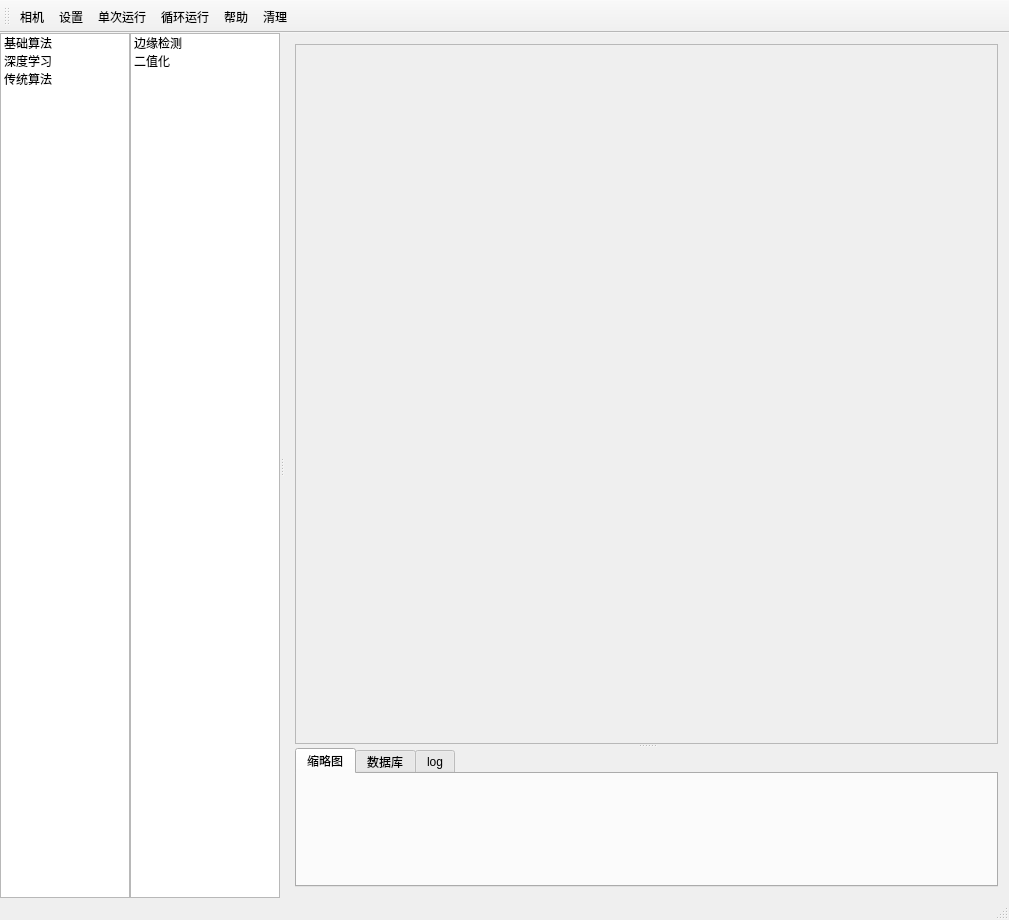
Above: mainwindow.ui from JLer-chen/MVtoolbox before the change. Below: the same form after it.
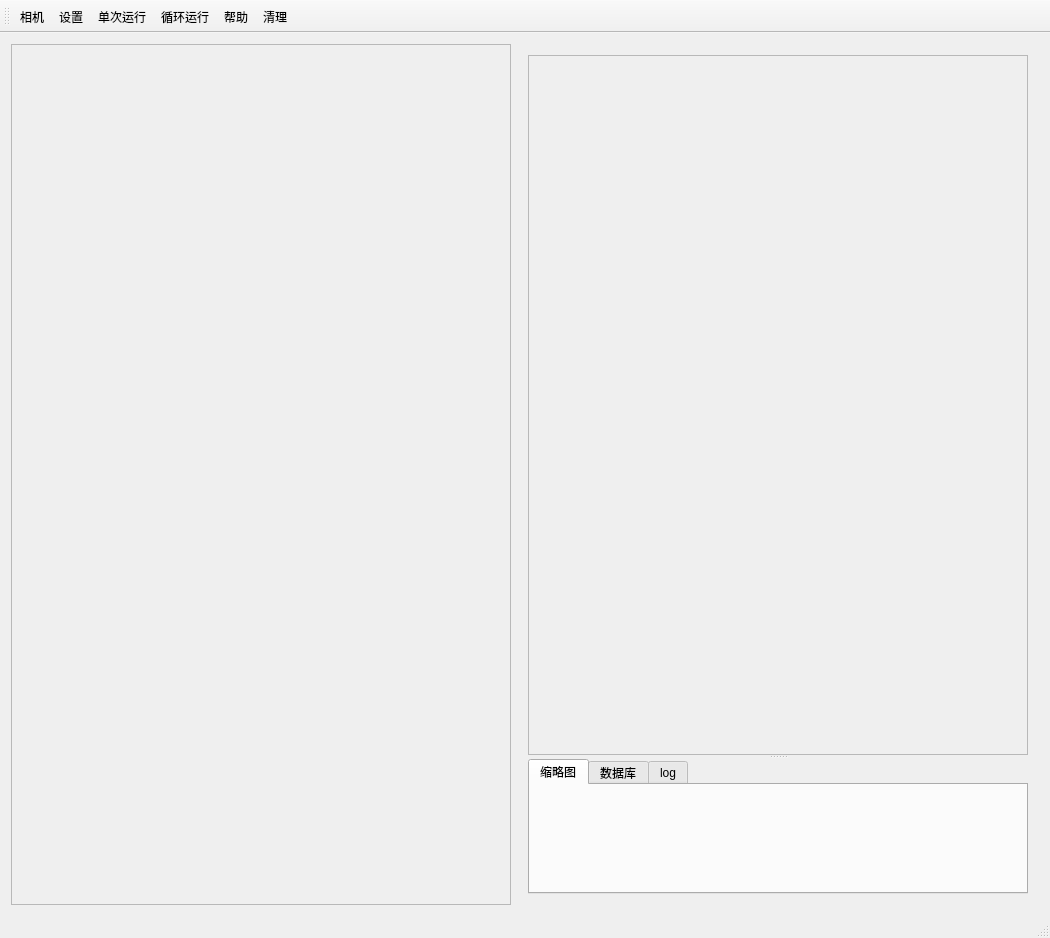
That is the form after the change. Icons and pictures are not drawn.

```diff
--- a/mainwindow.ui
+++ b/mainwindow.ui
@@ -6,169 +6,53 @@
    <rect>
     <x>0</x>
     <y>0</y>
-    <width>1009</width>
-    <height>920</height>
+    <width>1042</width>
+    <height>938</height>
    </rect>
   </property>
   <property name="windowTitle">
    <string>MainWindow</string>
   </property>
   <widget class="QWidget" name="centralWidget">
-   <layout class="QGridLayout" name="gridLayout_2">
-    <property name="leftMargin">
-     <number>0</number>
-    </property>
-    <property name="topMargin">
-     <number>0</number>
-    </property>
-    <property name="rightMargin">
-     <number>0</number>
-    </property>
-    <property name="bottomMargin">
-     <number>0</number>
-    </property>
-    <property name="spacing">
-     <number>0</number>
-    </property>
-    <item row="0" column="0">
-     <widget class="QListWidget" name="listWidget">
+   <layout class="QHBoxLayout" name="horizontalLayout">
+    <item>
+     <widget class="QFrame" name="frame_2">
       <property name="minimumSize">
        <size>
-        <width>130</width>
+        <width>500</width>
         <height>0</height>
        </size>
       </property>
-      <property name="maximumSize">
-       <size>
-        <width>130</width>
-        <height>16777215</height>
-       </size>
+      <property name="frameShape">
+       <enum>QFrame::StyledPanel</enum>
       </property>
-      <item>
-       <property name="text">
-        <string>基础算法</string>
-       </property>
-      </item>
-      <item>
-       <property name="text">
-        <string>深度学习</string>
-       </property>
-      </item>
-      <item>
-       <property name="text">
-        <string>传统算法</string>
-       </property>
-       <property name="icon">
-        <iconset resource="resource.qrc">
-         <normaloff>:/images/blue_list.png</normaloff>:/images/blue_list.png</iconset>
-       </property>
-      </item>
-      <item>
-       <property name="text">
-        <string/>
-       </property>
-      </item>
+      <property name="frameShadow">
+       <enum>QFrame::Plain</enum>
+      </property>
+      <property name="lineWidth">
+       <number>4</number>
+      </property>
+      <layout class="QGridLayout" name="gridLayout_10">
+       <item row="0" column="0">
+        <layout class="QGridLayout" name="gridLayout_2"/>
+       </item>
+      </layout>
      </widget>
     </item>
-    <item row="0" column="1">
+    <item>
      <widget class="QSplitter" name="splitter">
+      <property name="minimumSize">
+       <size>
+        <width>0</width>
+        <height>0</height>
+       </size>
+      </property>
+      <property name="lineWidth">
+       <number>4</number>
+      </property>
       <property name="orientation">
        <enum>Qt::Horizontal</enum>
       </property>
-      <widget class="QStackedWidget" name="stackedWidget">
-       <property name="minimumSize">
-        <size>
-         <width>150</width>
-         <height>0</height>
-        </size>
-       </property>
-       <property name="maximumSize">
-        <size>
-         <width>150</width>
-         <height>16777215</height>
-        </size>
-       </property>
-       <property name="currentIndex">
-        <number>0</number>
-       </property>
-       <widget class="QWidget" name="page">
-        <layout class="QGridLayout" name="gridLayout_5">
-         <property name="leftMargin">
-          <number>0</number>
-         </property>
-         <property name="topMargin">
-          <number>0</number>
-         </property>
-         <property name="rightMargin">
-          <number>0</number>
-         </property>
-         <property name="bottomMargin">
-          <number>0</number>
-         </property>
-         <property name="spacing">
-          <number>0</number>
-         </property>
-         <item row="0" column="0">
-          <widget class="QListWidget" name="listWidget_4">
-           <item>
-            <property name="text">
-             <string>边缘检测</string>
-            </property>
-           </item>
-           <item>
-            <property name="text">
-             <string>二值化</string>
-            </property>
-           </item>
-          </widget>
-         </item>
-        </layout>
-       </widget>
-       <widget class="QWidget" name="page_2">
-        <layout class="QGridLayout" name="gridLayout_6">
-         <property name="leftMargin">
-          <number>0</number>
-         </property>
-         <property name="topMargin">
-          <number>0</number>
-         </property>
-         <property name="rightMargin">
-          <number>0</number>
-         </property>
-         <property name="bottomMargin">
-          <number>0</number>
-         </property>
-         <property name="spacing">
-          <number>0</number>
-         </property>
-         <item row="0" column="0">
-          <widget class="QListWidget" name="listWidget_2"/>
-         </item>
-        </layout>
-       </widget>
-       <widget class="QWidget" name="page_3">
-        <layout class="QGridLayout" name="gridLayout_4">
-         <property name="leftMargin">
-          <number>0</number>
-         </property>
-         <property name="topMargin">
-          <number>0</number>
-         </property>
-         <property name="rightMargin">
-          <number>0</number>
-         </property>
-         <property name="bottomMargin">
-          <number>0</number>
-         </property>
-         <property name="spacing">
-          <number>0</number>
-         </property>
-         <item row="0" column="0">
-          <widget class="QListWidget" name="listWidget_3"/>
-         </item>
-        </layout>
-       </widget>
-      </widget>
       <widget class="QWidget" name="widget" native="true">
        <layout class="QVBoxLayout" name="verticalLayout">
         <item>
```
Left out of the diff: 5 changed lines with no effect on the pictures.
